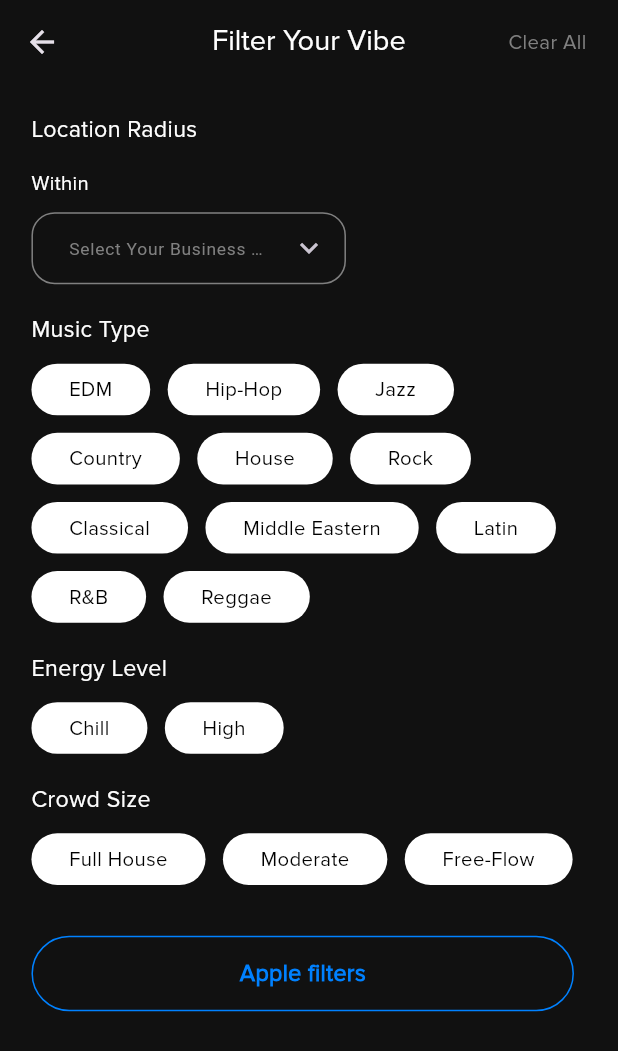
After one commit to bdCalling-Sdt-hub/vibez, a Flutter app: the FilterScreen screen opened directly, after a tap on "Clear All", on a phone screen of 412 x 824 dp. The commit adds this screen. Shown: the top 1051 px of the screen. Run offline on Flutter 3.47's test engine with Material 3 defaults, Android fonts, the light colour scheme and no system bars; our stand-ins replace cached_network_image, flutter_screenutil, flutter_svg, fluttertoast, go_router, lottie and 3 more; network calls fail.

Commit message:
fillter screen done

```diff
--- a/lib/core/app_routes/app_routes.dart
+++ b/lib/core/app_routes/app_routes.dart
@@ -5,6 +5,7 @@ import 'package:seth/pregentaition/screens/profile/profile_screen.dart';
 import '../../pregentaition/screens/book_mard_favarite_screen/book_mark_favarite_screen.dart';
 import '../../pregentaition/screens/book_mard_favarite_screen/book_mark_screen.dart';
 import '../../pregentaition/screens/change_password/change_password_screen.dart';
+import '../../pregentaition/screens/filter/filter_screen.dart';
 import '../../pregentaition/screens/forgot_password/forgot_password_screen.dart';
 import '../../pregentaition/screens/manager_sign_up_screen/manager_sign_up_screen.dart';
 import '../../pregentaition/screens/onboarding/onboarding_screen.dart';
@@ -38,6 +39,7 @@ class AppRoutes {
   static const String privacyAllScreen = "/PrivacyAllScreen";
   static const String bookMarkFavariteScreen = "/BookMarkFavariteScreen";
   static const String bookMarkScreen = "/BookMarkScreen";
+  static const String filterScreen = "/FilterScreen";
 
 
   static final GoRouter goRouter = GoRouter(
@@ -189,7 +191,7 @@ class AppRoutes {
         ),
 
 
-        ///=========Privacy All Screen========>>
+        ///========= book mark Screen========>>
 
         GoRoute(
           path: bookMarkScreen,
@@ -200,6 +202,19 @@ class AppRoutes {
           },
         ),
 
+
+        ///=========filter Screen========>>
+
+        GoRoute(
+          path: filterScreen,
+          name: filterScreen,
+          builder: (context, state) {
+             String categoryType = state.extra as String;
+             return FilterScreen(categoryType: categoryType);
+          },
+        ),
+
+
       ]
   );
 }
--- a/lib/pregentaition/screens/book_mard_favarite_screen/book_mark_screen.dart
+++ b/lib/pregentaition/screens/book_mard_favarite_screen/book_mark_screen.dart
@@ -1,5 +1,7 @@
 import 'package:flutter/material.dart';
 import 'package:flutter_screenutil/flutter_screenutil.dart';
+import 'package:go_router/go_router.dart';
+import 'package:seth/core/app_routes/app_routes.dart';
 import 'package:seth/core/widgets/custom_event_card.dart';
 import 'package:seth/global/custom_assets/assets.gen.dart';
 
@@ -17,8 +19,12 @@ class BookMarkScreen extends StatelessWidget {
         title: CustomText(text: category.toString(), fontsize: 20.h),
 
         actions: [
-          Container(
-            decoration: BoxDecoration(
+          GestureDetector(
+            onTap: (){
+              context.pushNamed(AppRoutes.filterScreen, extra: category.toString());
+            },
+            child: Container(
+              decoration: const BoxDecoration(
                 shape: BoxShape.circle,
                 color: Colors.blueAccent
               ),
@@ -26,6 +32,7 @@ class BookMarkScreen extends StatelessWidget {
               child: Padding(
                 padding:  EdgeInsets.all(8.r),
                 child: Assets.icons.tune.svg(),
+              ),
             ),
           ),
 
--- /dev/null
+++ b/lib/pregentaition/screens/filter/filter_screen.dart
@@ -0,0 +1,266 @@
+import 'package:flutter/material.dart';
+import 'package:flutter_screenutil/flutter_screenutil.dart';
+import 'package:seth/core/utils/app_colors.dart';
+import 'package:seth/core/widgets/custom_button.dart';
+import '../../../core/widgets/custom_text.dart';
+import '../../../core/widgets/custom_text_field.dart';
+
+
+
+class FilterScreen extends StatefulWidget {
+  final String? categoryType;
+   FilterScreen({super.key, this.categoryType});
+
+  @override
+  State<FilterScreen> createState() => _FilterScreenState();
+}
+
+class _FilterScreenState extends State<FilterScreen> {
+
+  final TextEditingController within = TextEditingController();
+
+  @override
+  Widget build(BuildContext context) {
+    return Scaffold(
+
+
+      appBar: AppBar(
+        centerTitle: true,
+        title: CustomText(text: "Filter Your Vibe", fontsize: 20.h),
+
+        actions: [
+
+          GestureDetector(
+              onTap: (){
+                for(var item in musicTypeList){
+                  item["isSelected"] = false;
+                }
+                for(var item in energyLevel){
+                  item["isSelected"] = false;
+                }
+                for(var item in crowdList){
+                  item["isSelected"] = false;
+                }
+
+                setState(() {});
+              },
+              child: CustomText(text: "Clear All", color: AppColors.textColor808080)),
+
+          SizedBox(width: 20.w)
+        ],
+      ),
+
+
+
+      body: Padding(
+        padding:  EdgeInsets.symmetric(horizontal: 20.w),
+        child: Column(
+          crossAxisAlignment: CrossAxisAlignment.start,
+          children: [
+
+
+            ///=================Location Radius =======================><
+
+            CustomText(text: "Location Radius", fontsize: 16.h, top: 20.h, bottom: 16.h),
+
+
+            CustomText(text: "Within", bottom: 10.h),
+            SizedBox(
+              width: 200.w,
+              child: GestureDetector(
+                onTapDown: (details){
+                  _showPopupMenu(context, details.globalPosition);
+                },
+                child: CustomTextField(
+                  readOnly: true,
+                  controller: within,
+                  hintText: "Select Your Business Type",
+                  suffixIcon: Padding(
+                    padding: EdgeInsets.symmetric(horizontal: 12.w),
+                    child: const Icon(Icons.keyboard_arrow_down_outlined),
+                  ),
+                ),
+              ),
+            ),
+
+
+
+
+            ///================= Music Type =======================><
+
+            CustomText(text: "Music Type", fontsize: 16.h, top: 20.h, bottom: 12.h),
+
+            _buttons(musicTypeList),
+
+
+            ///================= Energy Level =======================><
+
+            CustomText(text: "Energy Level", fontsize: 16.h, top: 20.h, bottom: 12.h),
+
+
+            _buttons(energyLevel),
+
+
+
+            ///================= Crowd Size =======================><
+
+            CustomText(text: "Crowd Size", fontsize: 16.h, top: 20.h, bottom: 12.h),
+
+
+            _buttons(crowdList),
+
+
+            SizedBox(height: 35.h),
+
+
+            CustomButton(
+                color: Colors.transparent,
+                titlecolor: AppColors.primaryColor,
+                title: "Apple filters", onpress: (){})
+
+
+
+          ],
+        ),
+      ),
+
+    );
+  }
+
+
+  Widget _buttons(List list){
+    return  Wrap(
+      spacing: 12.r,
+      runSpacing: 12.r,
+      children: list.map((x){
+        return GestureDetector(
+          onTap: () {
+            setState(() {
+              x["isSelected"] = !x["isSelected"];
+            });
+          },
+          child: Container(
+              padding:  EdgeInsets.symmetric(horizontal: 24.w, vertical: 8.h),
+              decoration: BoxDecoration(
+                color: x["isSelected"] ? Colors.blue : Colors.white,
+                borderRadius: BorderRadius.circular(20),
+              ),
+              child: CustomText(
+                text: x["value"],
+                color: x["isSelected"] ? Colors.white : Colors.black,
+              )
+          ),
+        );
+      }).toList(),
+    );
+  }
+
+
+  List  musicTypeList = [
+    {
+      "value" : "EDM",
+      "isSelected" : false
+    },
+    {
+      "value" : "Hip-Hop",
+      "isSelected" : false
+    },
+    {
+      "value" : "Jazz",
+      "isSelected" : false
+    },
+    {
+      "value" : "Country",
+      "isSelected" : false
+    },
+    {
+      "value" : "House",
+      "isSelected" : false
+    },
+    {
+      "value" : "Rock",
+      "isSelected" : false
+    },
+    {
+      "value" : "Classical",
+      "isSelected" : false
+    },
+    {
+      "value" : "Middle Eastern",
+      "isSelected" : false
+    },
+    {
+      "value" : "Latin",
+      "isSelected" : false
+    },
+    {
+      "value" : "R&B",
+      "isSelected" : false
+    },
+    {
+      "value" : "Reggae",
+      "isSelected" : false
+    }
+  ];
+
+
+  List  energyLevel = [
+    {
+      "value" : "Chill",
+      "isSelected" : false,
+    },
+    {
+      "value" : "High",
+      "isSelected" : false,
+    },
+  ];
+
+
+  List  crowdList = [
+    {
+      "value" : "Full House",
+      "isSelected" : false,
+    },
+    {
+      "value" : "Moderate",
+      "isSelected" : false,
+    },
+    {
+      "value" : "Free-Flow",
+      "isSelected" : false,
+    }
+  ];
+
+
+  List <String> mileList = ["1 Miles", "2 Miles", "3 Miles", "4 Miles" , "5 Miles"];
+
+
+  void _showPopupMenu(BuildContext context, Offset offset) async {
+    final RenderBox renderBox = context.findRenderObject() as RenderBox;
+    final size = renderBox.size;
+    final selectedType = await showMenu<String>(
+      initialValue: "Select Your Business Type",
+      context: context,
+      position: RelativeRect.fromLTRB(
+        offset.dx,
+        offset.dy,
+        offset.dx + size.width,
+        offset.dy + size.height,
+      ),
+      items: mileList.map((String type) {
+        return PopupMenuItem<String>(
+          value: type,
+          child: CustomText(text: type, top: 1.h, bottom: 1.h),
+        );
+      }).toList(),
+    );
+
+    if (selectedType != null) {
+      setState(() {
+        within.text = selectedType;
+      });
+    }
+  }
+
+
+}
```
Lines whose indentation alone changed are shown as unchanged.
